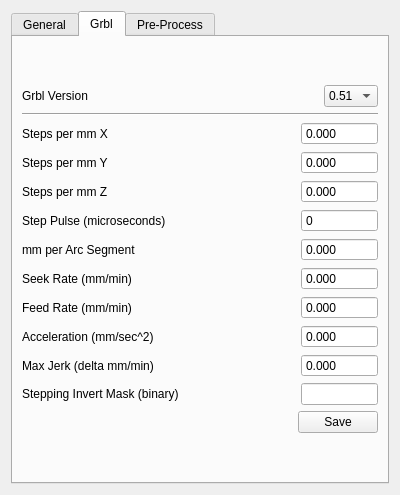
FoamCutting/FOAMgrblGUI, file settings.ui: the form before one commit.
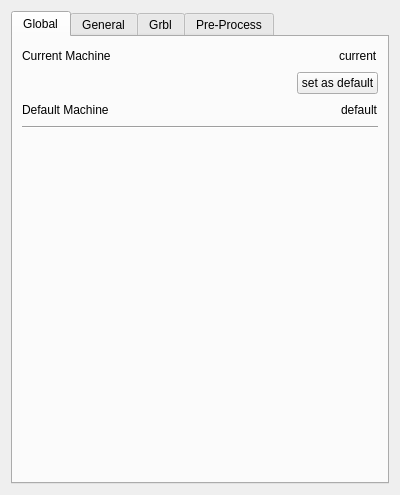
The form after the commit.

Commit message: Fixed some more minor bugs, worked on machine selection and global settings. close to a distributable alpha version (for Linux only)

What changed in the file:
```diff
--- a/settings.ui
+++ b/settings.ui
@@ -14,11 +14,124 @@
    <string>Settings</string>
   </property>
   <layout class="QGridLayout" name="gridLayout_2">
-   <item row="0" column="1">
-    <widget class="QTabWidget" name="tabWidget">
+   <item row="0" column="0">
+    <widget class="QTabWidget" name="settings_tabWidget">
      <property name="currentIndex">
-      <number>1</number>
+      <number>0</number>
      </property>
+     <widget class="QWidget" name="globalSettings_tab">
+      <attribute name="title">
+       <string>Global</string>
+      </attribute>
+      <layout class="QVBoxLayout" name="verticalLayout_4">
+       <item>
+        <layout class="QHBoxLayout" name="horizontalLayout_24">
+         <item>
+          <widget class="QLabel" name="label_3">
+           <property name="text">
+            <string>Current Machine</string>
+           </property>
+          </widget>
+         </item>
+         <item>
+          <spacer name="horizontalSpacer_25">
+           <property name="orientation">
+            <enum>Qt::Horizontal</enum>
+           </property>
+           <property name="sizeHint" stdset="0">
+            <size>
+             <width>40</width>
+             <height>20</height>
+            </size>
+           </property>
+          </spacer>
+         </item>
+         <item>
+          <widget class="QLabel" name="currentMachName_label">
+           <property name="text">
+            <string>current</string>
+           </property>
+          </widget>
+         </item>
+        </layout>
+       </item>
+       <item>
+        <layout class="QHBoxLayout" name="horizontalLayout_26">
+         <item>
+          <spacer name="horizontalSpacer_26">
+           <property name="orientation">
+            <enum>Qt::Horizontal</enum>
+           </property>
+           <property name="sizeHint" stdset="0">
+            <size>
+             <width>40</width>
+             <height>20</height>
+            </size>
+           </property>
+          </spacer>
+         </item>
+         <item>
+          <widget class="QPushButton" name="setMachDefault_pButton">
+           <property name="text">
+            <string>set as default</string>
+           </property>
+          </widget>
+         </item>
+        </layout>
+       </item>
+       <item>
+        <layout class="QHBoxLayout" name="horizontalLayout_25">
+         <item>
+          <widget class="QLabel" name="label_2">
+           <property name="text">
+            <string>Default Machine</string>
+           </property>
+          </widget>
+         </item>
+         <item>
+          <spacer name="horizontalSpacer_24">
+           <property name="orientation">
+            <enum>Qt::Horizontal</enum>
+           </property>
+           <property name="sizeHint" stdset="0">
+            <size>
+             <width>40</width>
+             <height>20</height>
+            </size>
+           </property>
+          </spacer>
+         </item>
+         <item>
+          <widget class="QLabel" name="defaultMachName_label">
+           <property name="text">
+            <string>default</string>
+           </property>
+          </widget>
+         </item>
+        </layout>
+       </item>
+       <item>
+        <widget class="Line" name="line_5">
+         <property name="orientation">
+          <enum>Qt::Horizontal</enum>
+         </property>
+        </widget>
+       </item>
+       <item>
+        <spacer name="verticalSpacer">
+         <property name="orientation">
+          <enum>Qt::Vertical</enum>
+         </property>
+         <property name="sizeHint" stdset="0">
+          <size>
+           <width>20</width>
+           <height>323</height>
+          </size>
+         </property>
+        </spacer>
+       </item>
+      </layout>
+     </widget>
      <widget class="QWidget" name="generalSettings_tab">
       <attribute name="title">
        <string>General</string>
```
Left out of the diff: 88 changed lines with no effect on the pictures. The commit also changes 13 other files.
